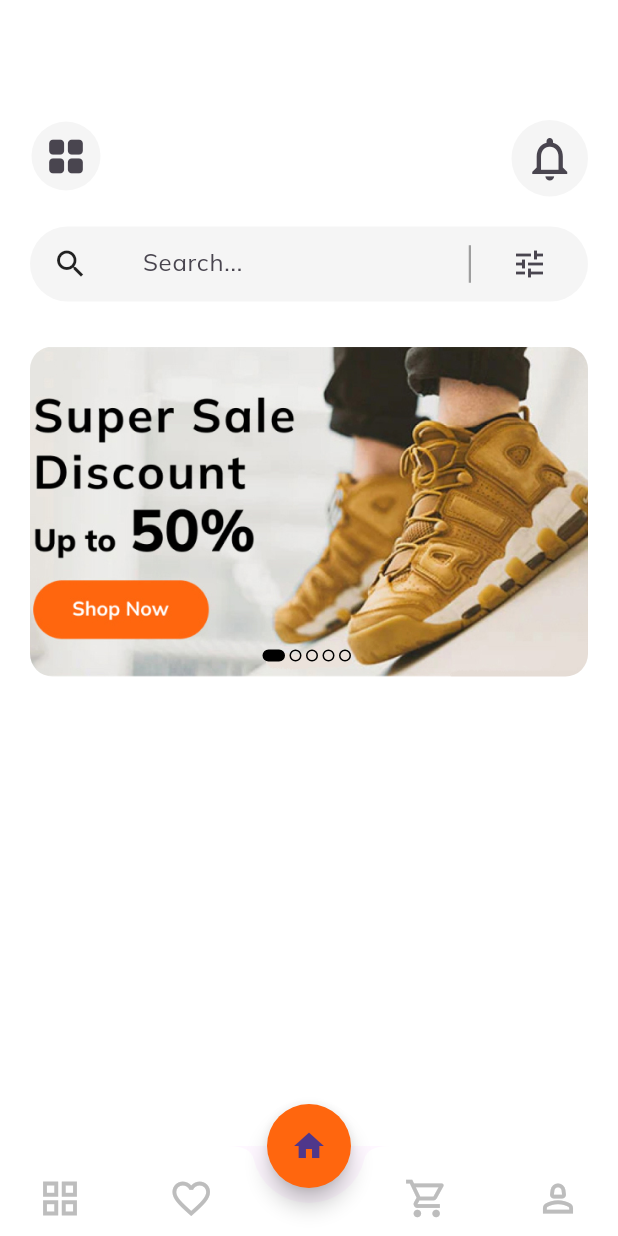
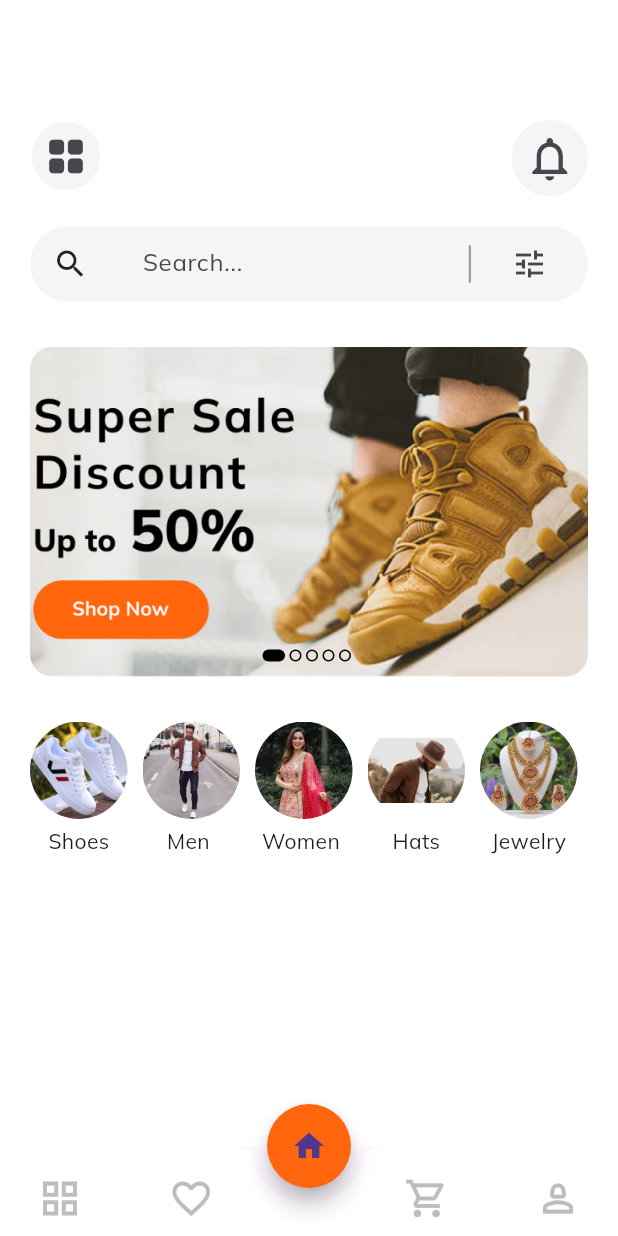
Before and after one commit to BakhtiarAhmed41/Ecommerce-App-Using-Provider, a Flutter app: the screen it shows after launch, on a phone screen of 412 x 824 dp. Run offline on Flutter 3.47's test engine with Material 3 defaults, Android fonts, the phone set to English and light mode, and no system bars; our stand-ins replace google_fonts.

Commit message:
completed categories section

```diff
--- a/lib/Models/category.dart
+++ b/lib/Models/category.dart
@@ -1,20 +1,19 @@
-
-class Category{
-
+class Category {
   final String title;
   final String image;
 
-  Category({
-    required this.title,
-    required this.image
-  });
+  Category({required this.title, required this.image});
 }
 
-
 final List<Category> categories = [
-  Category(title: "Shoes", image: "shoes.jfif"),
-  Category(title: "Men Clothing", image: "men_cloths.jfif"),
-  Category(title: "Women Clothing", image: "women_cloths.jfif"),
-  Category(title: "Hats", image: "hats.jfif"),
-  Category(title: "Jewelry", image: "jewelry.jfif"),
+  Category(title: "Shoes", image: "assets/images/shoes.jpg"),
+  Category(title: "Men ", image: "assets/images/men.jpg"),
+  Category(title: "Women ", image: "assets/images/women_cloths.jpg"),
+  Category(title: "Hats", image: "assets/images/hats.jpg"),
+  Category(title: "Jewelry", image: "assets/images/jewlry.jpg"),
+  Category(title: "Shoes", image: "assets/images/shoes.jpg"),
+  Category(title: "Men ", image: "assets/images/men.jpg"),
+  Category(title: "Women ", image: "assets/images/women_cloths.jpg"),
+  Category(title: "Hats", image: "assets/images/hats.jpg"),
+  Category(title: "Jewelry", image: "assets/images/jewlry.jpg"),
 ];
--- /dev/null
+++ b/lib/Screens/Home/Widgets/categories.dart
@@ -0,0 +1,40 @@
+import 'package:ecommerce_app/Models/category.dart';
+import 'package:flutter/material.dart';
+
+class Categories extends StatelessWidget {
+  const Categories({super.key});
+
+  @override
+  Widget build(BuildContext context) {
+    return SizedBox(
+      height: 130,
+      child: ListView.separated(
+          scrollDirection: Axis.horizontal,
+          itemBuilder: (context, index) {
+                return Column(
+                  children: [
+                    Container(
+                      height: 65,
+                      width: 65,
+                      decoration: BoxDecoration(
+                        shape: BoxShape.circle,
+                        image: DecorationImage(
+                      image: AssetImage(categories[index].image),
+                ),)
+                      ),
+
+
+                    const SizedBox(height: 5,),
+                    Text(categories[index].title),
+                  ],
+                );
+          },
+          separatorBuilder: (context, index) {
+              return const SizedBox(
+                width: 10,
+              );
+          },
+          itemCount: categories.length),
+    );
+  }
+}
--- a/lib/Screens/Home/home.dart
+++ b/lib/Screens/Home/home.dart
@@ -1,6 +1,8 @@
 import 'package:ecommerce_app/Screens/Home/Widgets/image_slider.dart';
 import 'package:ecommerce_app/constants.dart';
 import 'package:flutter/material.dart';
+
+import 'Widgets/categories.dart';
 
 class Home extends StatefulWidget {
   const Home({super.key});
@@ -106,6 +108,7 @@ class _HomeState extends State<Home> {
                 },
               ),
               const SizedBox(height: 30),
+              const Categories(),
 
 
             ],
```
Also changed, not shown: assets/images/hats.jpg (added), assets/images/jewlry.jpg (added), assets/images/men.jpg (added), assets/images/shoes.jpg (added), assets/images/women_cloths.jpg (added), 5 other files.
